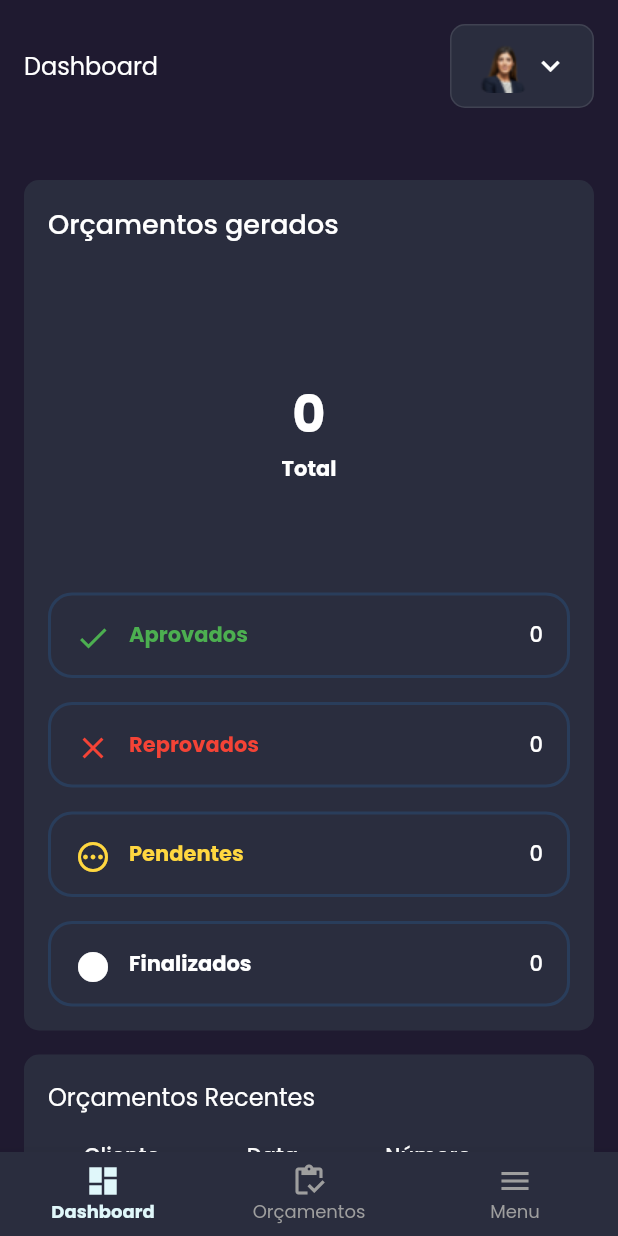
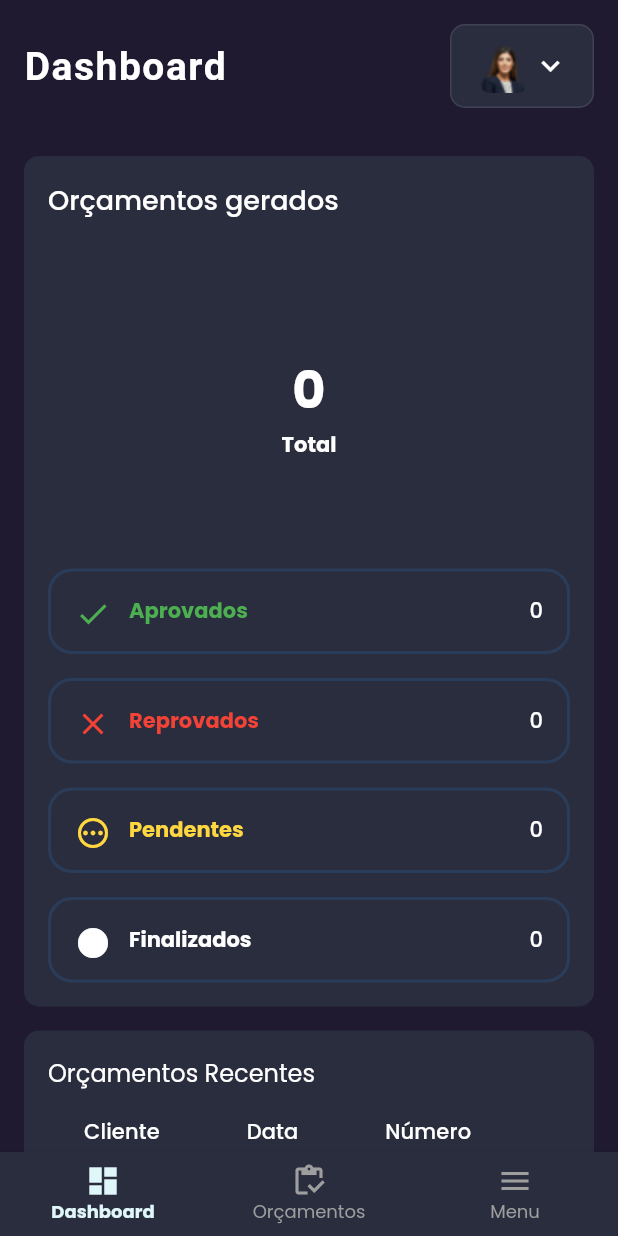
Before and after one commit to brdacon1/budget_flutter, a Flutter app: the pg_PrincipalTabApp screen opened by its route, on a phone screen of 412 x 824 dp. Run offline on Flutter 3.47's test engine with Material 2 defaults, Android fonts, the phone set to English and light mode, and no system bars; drawn by our look-alikes of fl_chart; our stand-ins replace adaptive_theme, awesome_dialog, badges, cached_network_image, cloud_firestore, expansion_tile_card and 12 more; missing offline and left inert: cloud_firestore_web, contact_picker_web, dart:ffi, firebase_auth_web, firebase_core_web, flutter_inapp_purchase and 3 more; accounts and stored records are empty; network calls fail; Roboto replaces fonts that are missing (Heebo); project files that could hold a hidden picture were left out.

Commit message:
Correções nas telas na navigation bar

```diff
--- a/lib/screens/dashboard/components/header.dart
+++ b/lib/screens/dashboard/components/header.dart
@@ -1,6 +1,8 @@
 import 'package:flutter/material.dart';
 import 'package:flutter_svg/flutter_svg.dart';
+import 'package:google_fonts/google_fonts.dart';
 import 'package:provider/provider.dart';
+import '../../../anmition/fadeanimation.dart';
 import '../../../constants.dart';
 import '../../../controllers/MenuControllerApp.dart';
 import '../../../responsive.dart';
@@ -17,9 +19,18 @@ class Header extends StatelessWidget {
         mainAxisAlignment: MainAxisAlignment.spaceBetween,
       children: [
         if (!Responsive.isDesktop(context))
-          Text(
-            "Dashboard",
-            style: Theme.of(context).textTheme.titleMedium,
+          FadeAnimation(
+            delay: 1,
+            child: Container(
+              alignment: Alignment.topLeft,
+              child: Text("Dashboard",style: GoogleFonts.heebo(
+                  color: Colors.white,
+                  fontWeight: FontWeight.bold,
+                  fontSize: 26,
+                  letterSpacing: 1
+              ),
+              ),
+            ),
           ),
         if (!Responsive.isMobile(context))
           Spacer(flex: Responsive.isDesktop(context) ? 2 : 1),
--- a/lib/screens/dashboard/dashboard_screen.dart
+++ b/lib/screens/dashboard/dashboard_screen.dart
@@ -91,7 +91,6 @@ class _DashboardScreen extends State<DashboardScreen> {
         child: Column(
           children: [
             const Header(),
-            const SizedBox(height: defaultPadding),
             Row(
               crossAxisAlignment: CrossAxisAlignment.start,
               children: [
```
